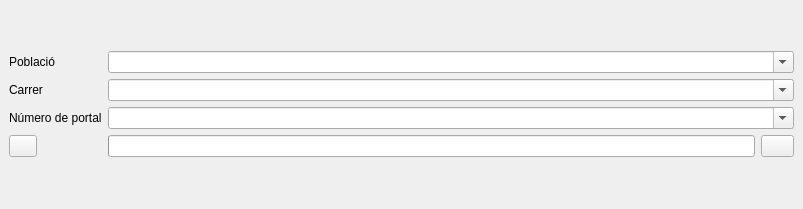
First picture: the form in src/cerca_adreces_municipals_plugin/plugin_dialog.ui, repository psigcat/cerca_adreces_municipals, before the edit.
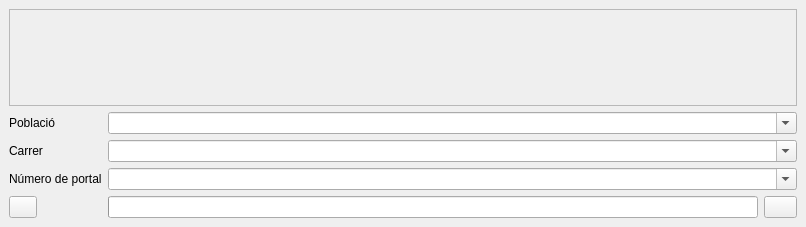
Second picture: the form after the edit. Icons and pictures are not drawn. Custom widgets are drawn as their Qt base class.

The edit to the form file:
```diff
--- a/src/cerca_adreces_municipals_plugin/plugin_dialog.ui
+++ b/src/cerca_adreces_municipals_plugin/plugin_dialog.ui
@@ -6,8 +6,8 @@
    <rect>
     <x>0</x>
     <y>0</y>
-    <width>803</width>
-    <height>209</height>
+    <width>806</width>
+    <height>227</height>
    </rect>
   </property>
   <property name="sizePolicy">
@@ -20,7 +20,17 @@
    <string>CercaAdrecesMunicipals</string>
   </property>
   <widget class="QWidget" name="contents">
-   <layout class="QVBoxLayout" name="verticalLayout_2">
+   <layout class="QVBoxLayout" name="verticalLayout">
+    <item>
+     <widget class="QgsMessageBar" name="messageBar">
+      <property name="frameShape">
+       <enum>QFrame::StyledPanel</enum>
+      </property>
+      <property name="frameShadow">
+       <enum>QFrame::Raised</enum>
+      </property>
+     </widget>
+    </item>
     <item>
      <layout class="QGridLayout" name="gridLayout">
       <item column="0" row="3">
@@ -135,6 +145,14 @@
    </layout>
   </widget>
  </widget>
+ <customwidgets>
+  <customwidget>
+   <class>QgsMessageBar</class>
+   <extends>QFrame</extends>
+   <header>qgis.gui</header>
+   <container>1</container>
+  </customwidget>
+ </customwidgets>
  <resources/>
  <connections/>
 </ui>
```
